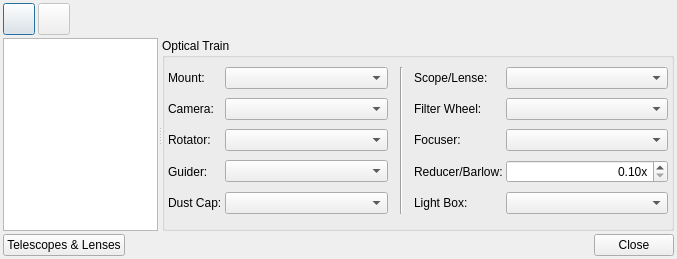
Qt form kstars/ekos/auxiliary/opticaltrains.ui (KDE/kstars) before a commit.
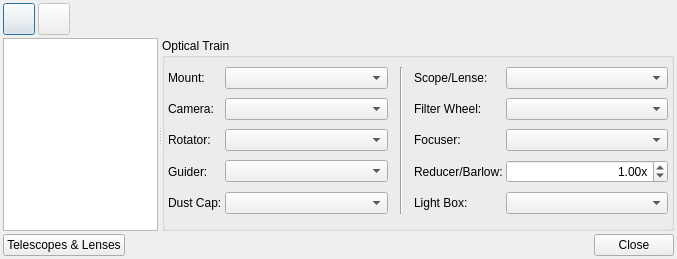
The same form after that commit. Icons and pictures are not drawn.

What changed in the file:
```diff
--- a/kstars/ekos/auxiliary/opticaltrains.ui
+++ b/kstars/ekos/auxiliary/opticaltrains.ui
@@ -342,7 +342,7 @@
           <double>0.100000000000000</double>
          </property>
          <property name="value">
-          <double>0.100000000000000</double>
+          <double>1.000000000000000</double>
          </property>
         </widget>
        </item>
```
